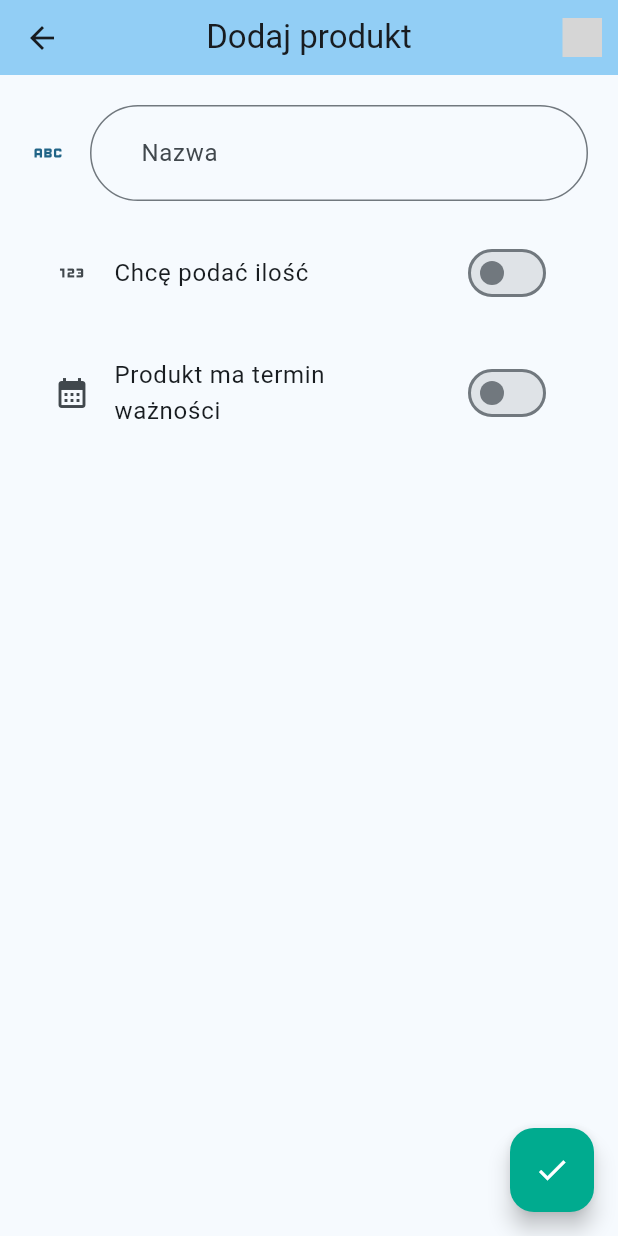
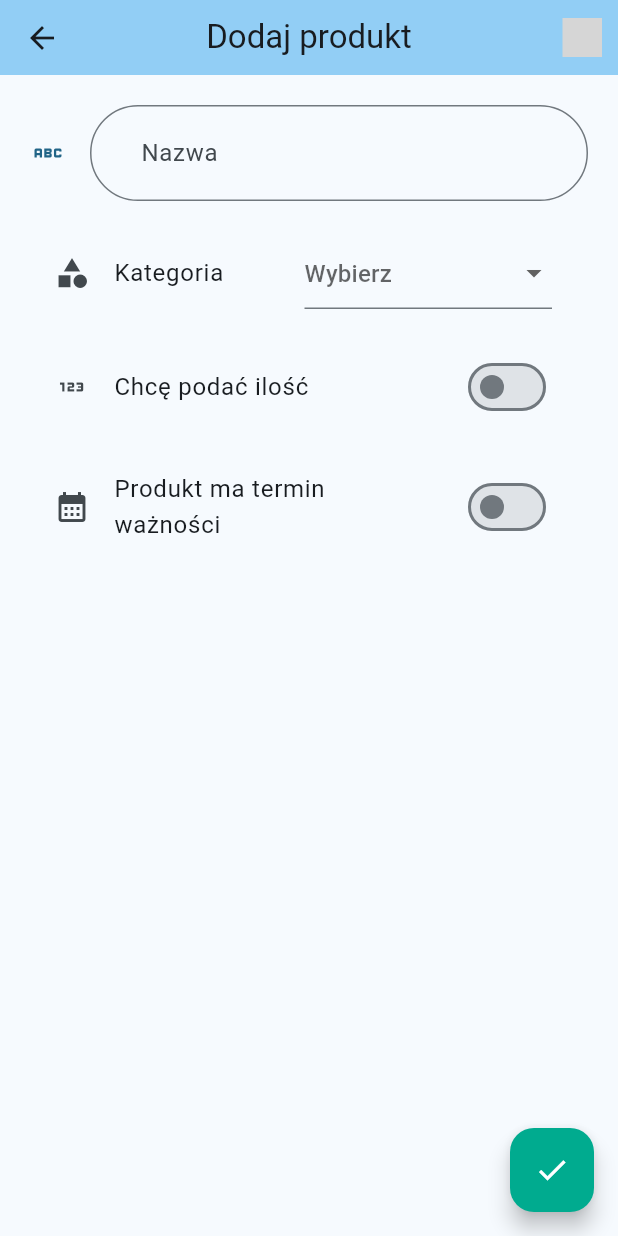
Before and after one commit to Wiktor102/bioshare, a Flutter app: the AddProduct screen opened directly with empty values, on a phone screen of 412 x 824 dp. Run offline on Flutter 3.47's test engine with Material 2 defaults, Android fonts, the phone set to English and light mode, and no system bars; drawn by our look-alikes of flutter_profile_picture; our stand-ins replace flutter_map, flutter_secure_storage, geolocator, latlong2, loading_animation_widget, package_info_plus and 1 more; missing offline and left inert: flutter_map_location_marker, jwt_decode, map_launcher; accounts and stored records are empty; network calls fail; grey boxes are pictures that could not be loaded.

Commit message:
Add category property to each product

```diff
--- a/app/bioshare/lib/app/add_product.dart
+++ b/app/bioshare/lib/app/add_product.dart
@@ -25,6 +25,7 @@ class AddProduct extends StatefulWidget {
 class _AddProductState extends State<AddProduct> {
   final GlobalKey<FormState> _formKey = GlobalKey<FormState>();
   String name = "";
+  ItemCategory? category;
   double? amount;
   String? unit;
   DateTime? expireDate;
@@ -45,6 +46,7 @@ class _AddProductState extends State<AddProduct> {
 
     final String body = json.encode({
       "name": name,
+      "category": category!.name,
       "amount": amount,
       "unit": unit,
       "expire": expireDate == null ? null : DateFormat("yyyy-MM-dd").format(expireDate!),
@@ -98,6 +100,7 @@ class _AddProductState extends State<AddProduct> {
         final Item newItem = Item(
           id: decodedResponse["id"],
           name: decodedResponse["name"],
+          category: ItemCategory.values.byName(decodedResponse["category"]),
           amount: decodedResponse["amount"]?.toDouble(),
           unit: decodedResponse["unit"],
           fridgeId: decodedResponse["fridgeId"],
@@ -175,6 +178,34 @@ class _AddProductState extends State<AddProduct> {
                     labelText: "Nazwa",
                     hintText: "Wpisz nazwę produktu",
                     icon: Icons.abc,
+                  ),
+                ),
+                const SizedBox(height: 20),
+                ListTile(
+                  title: const Text("Kategoria"),
+                  leading: const Icon(Icons.category),
+                  trailing: SizedBox(
+                    width: 165,
+                    child: DropdownButtonFormField<ItemCategory>(
+                      decoration: const InputDecoration(
+                        hintText: 'Wybierz',
+                      ),
+                      autovalidateMode: AutovalidateMode.onUserInteraction,
+                      validator: (value) {
+                        if (value == null) return "Wybierz kategorię";
+                        return null;
+                      },
+                      value: category,
+                      onChanged: (nc) => setState(() => category = nc),
+                      items: ItemCategory.values
+                          .map(
+                            (c) => DropdownMenuItem(
+                              value: c,
+                              child: Text(c.toString()),
+                            ),
+                          )
+                          .toList(),
+                    ),
                   ),
                 ),
                 const SizedBox(height: 20),
--- a/app/bioshare/lib/models/fridge_model.dart
+++ b/app/bioshare/lib/models/fridge_model.dart
@@ -80,10 +80,13 @@ class FridgeModel extends ChangeNotifier {
     await f.getItem(itemId)!.setAmount(newAmount, notifyListeners);
   }
 
-  Future<List<Fridge>> search(String query) async {
-    Uri uri = Uri.parse("http://bioshareapi.wiktorgolicz.pl/fridge.php/search?q=$query");
+  Future<List<Fridge>> search(String query, ItemCategory? category, bool nearExpire) async {
+    final String categoryString = category?.name ?? "";
+    final queryString = "q=$query&category=$categoryString&nearExpire=$nearExpire";
+
+    Uri uri = Uri.parse("http://bioshareapi.wiktorgolicz.pl/fridge.php/search?$queryString");
     if (!kReleaseMode) {
-      uri = Uri.parse("http://192.168.1.66:4000/fridge.php/search?q=$query");
+      uri = Uri.parse("http://192.168.1.66:4000/fridge.php/search?$queryString");
     }
     String? jwt = await App.secureStorage.read(key: "jwt");
 
@@ -119,6 +122,7 @@ class FridgeModel extends ChangeNotifier {
         throw Exception(decodedResponse["error"]);
       }
 
+      print(decodedResponse);
       return addFridgesFromApiResponse(decodedResponse);
     } catch (e, stack) {
       print(e);
@@ -258,6 +262,7 @@ class FridgeModel extends ChangeNotifier {
         updatedItems.add(Item(
           id: int.parse(value["id"].toString()),
           name: value["name"],
+          category: ItemCategory.values.byName(value["category"].isEmpty ? "others" : value["category"]),
           amount: value["amount"] == null ? null : double.parse(value["amount"].toString()),
           unit: value["unit"],
           fridgeId: int.parse(value["fridge"].toString()),
@@ -390,10 +395,37 @@ class Fridge {
   }
 }
 
+enum ItemCategory {
+  fruits,
+  vegetables,
+  diary,
+  meat,
+  dishes,
+  others;
+
+  String toString() {
+    switch (this) {
+      case ItemCategory.fruits:
+        return "Owoce";
+      case ItemCategory.vegetables:
+        return "Warzywa";
+      case ItemCategory.diary:
+        return "Nabiał";
+      case ItemCategory.meat:
+        return "Mięso";
+      case ItemCategory.dishes:
+        return "Dania gotowe";
+      case ItemCategory.others:
+        return "Inne";
+    }
+  }
+}
+
 class Item {
   int id;
   int fridgeId;
   String name;
+  ItemCategory category;
   double? amount;
   String? unit;
   DateTime? expire;
@@ -401,6 +433,7 @@ class Item {
   Item({
     required this.id,
     required this.name,
+    required this.category,
     required this.amount,
     required this.unit,
     required this.fridgeId,
```
Also changed, not shown: app/bioshare/lib/app/search.dart (+77 -13 lines), 2 other files.
